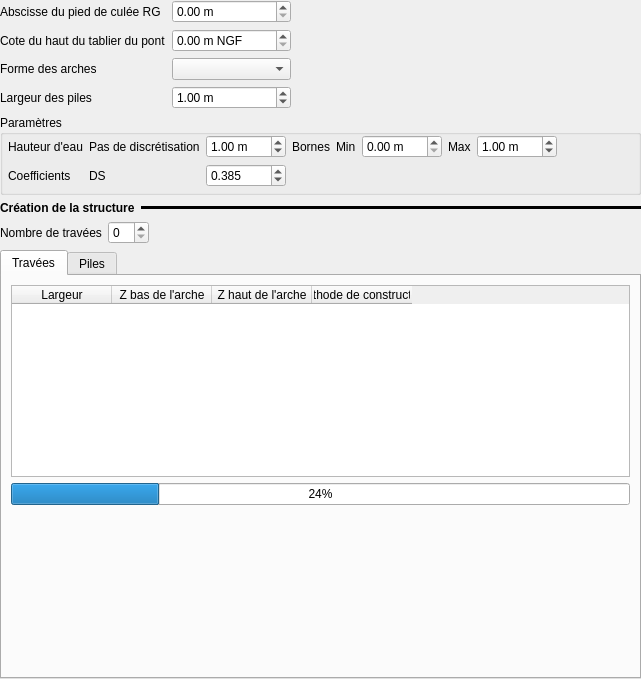
Before: the Qt Designer form ui/structures/ui_borda_pa.ui in Artelia/Mascaret, drawn with Qt 5.
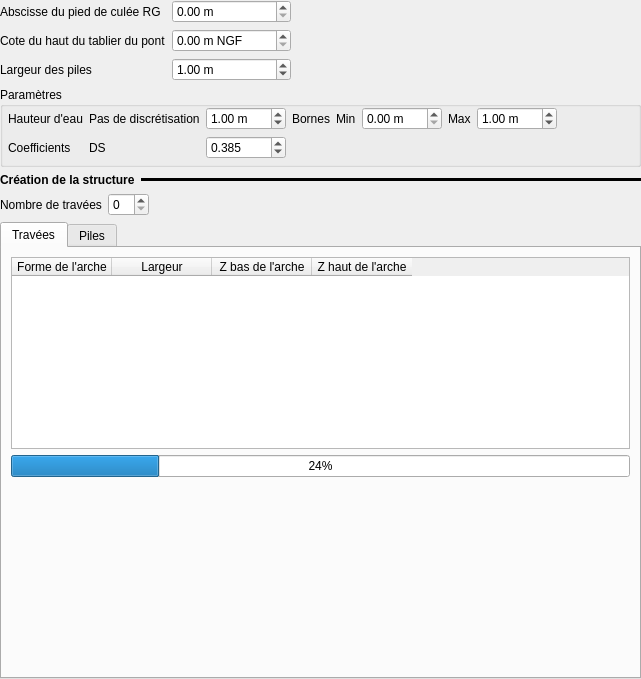
After: the same form once the commit is applied.

Commit message: Update Pont Arche

Diff of the .ui file:
```diff
--- a/ui/structures/ui_borda_pa.ui
+++ b/ui/structures/ui_borda_pa.ui
@@ -65,14 +65,14 @@
        </property>
       </widget>
      </item>
-     <item row="4" column="0">
+     <item row="3" column="0">
       <widget class="QLabel" name="label_2">
        <property name="text">
         <string>Largeur des piles</string>
        </property>
       </widget>
      </item>
-     <item row="4" column="1">
+     <item row="3" column="1">
       <widget class="QDoubleSpinBox" name="dsb_larg_pil">
        <property name="maximumSize">
         <size>
@@ -94,7 +94,7 @@
        </property>
       </widget>
      </item>
-     <item row="4" column="2">
+     <item row="3" column="2">
       <spacer name="horizontalSpacer_3">
        <property name="orientation">
         <enum>Qt::Horizontal</enum>
@@ -107,23 +107,6 @@
        </property>
       </spacer>
      </item>
-     <item row="3" column="0">
-      <widget class="QLabel" name="label_4">
-       <property name="text">
-        <string>Forme des arches</string>
-       </property>
-      </widget>
-     </item>
-     <item row="3" column="1">
-      <widget class="QComboBox" name="cb_form_arch">
-       <property name="iconSize">
-        <size>
-         <width>30</width>
-         <height>15</height>
-        </size>
-       </property>
-      </widget>
-     </item>
     </layout>
    </item>
    <item>
@@ -396,6 +379,11 @@
          <attribute name="verticalHeaderDefaultSectionSize">
           <number>24</number>
          </attribute>
+         <column>
+          <property name="text">
+           <string>Forme de l'arche</string>
+          </property>
+         </column>
          <column>
           <property name="text">
            <string>Largeur</string>
@@ -411,11 +399,6 @@
            <string>Z haut de l'arche</string>
           </property>
          </column>
-         <column>
-          <property name="text">
-           <string>Méthode de construction</string>
-          </property>
-         </column>
         </widget>
        </item>
        <item>
```
The commit also changes 4 other files.
